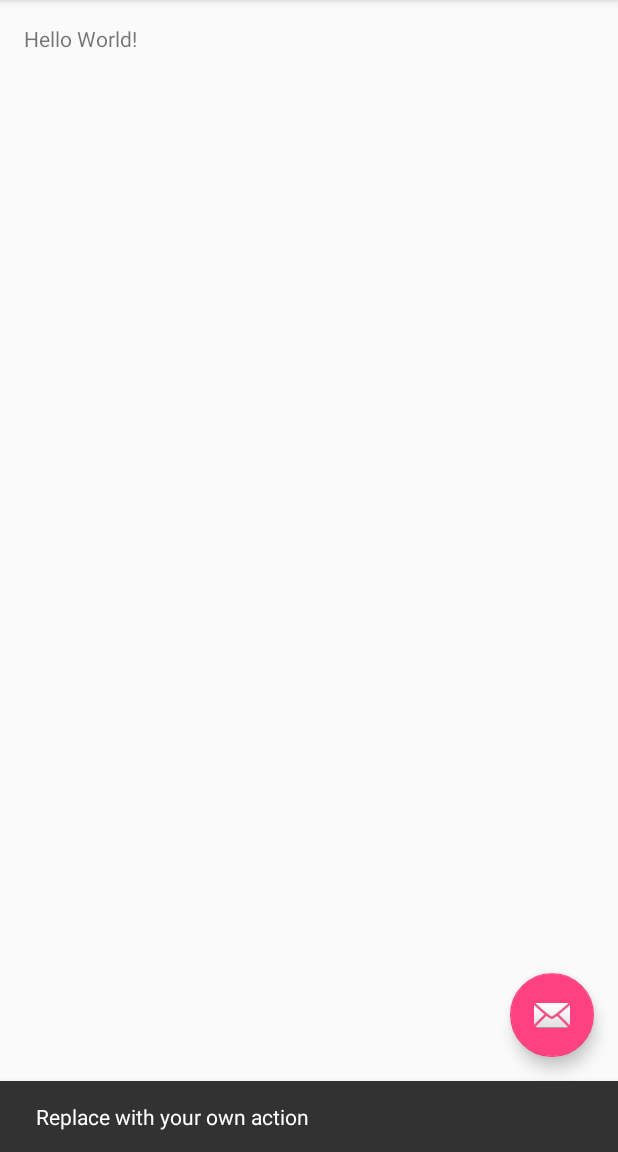
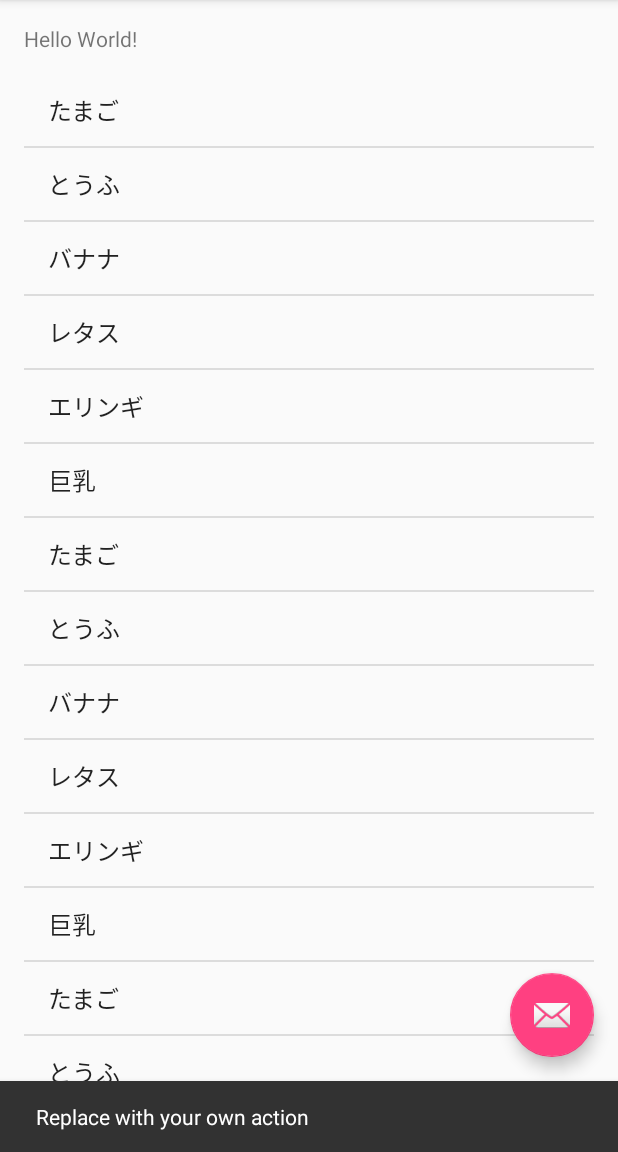
Before and after one commit to TeamNumazu/AGO01, an Android app: the screen it shows after launch (MainActivity), after a tap on an icon or button, on a phone screen of 412 x 824 dp, the part 84-1236 px from its top. Run offline under Robolectric (Android 15) with nearby library versions, the light colour scheme and no system bars.

Commit message:
add listview example

```diff
--- a/src/app/src/main/java/com/example/silve/ago01/MainActivity.java
+++ b/src/app/src/main/java/com/example/silve/ago01/MainActivity.java
@@ -12,14 +12,34 @@ import android.support.v7.app.AppCompatActivity;
 import android.support.v7.widget.Toolbar;
 import android.view.Menu;
 import android.view.MenuItem;
+import android.widget.ArrayAdapter;
+import android.widget.ListView;
 
 public class MainActivity extends AppCompatActivity
         implements NavigationView.OnNavigationItemSelectedListener {
+
+    ListView listView;
+
+    private static final String[] foods = {
+            "たまご", "とうふ", "バナナ", "レタス", "エリンギ", "巨乳",
+            "たまご", "とうふ", "バナナ", "レタス", "エリンギ", "巨乳",
+            "たまご", "とうふ", "バナナ", "レタス", "エリンギ", "巨乳",
+            "たまご", "とうふ", "バナナ", "レタス", "エリンギ", "巨乳",
+            "たまご", "とうふ", "バナナ", "レタス", "エリンギ", "巨乳",
+            "たまご", "とうふ", "バナナ", "レタス", "エリンギ", "巨乳",
+            "たまご", "とうふ", "バナナ", "レタス", "エリンギ", "巨乳",
+            "たまご", "とうふ", "バナナ", "レタス", "エリンギ", "巨乳",
+    };
 
     @Override
     protected void onCreate(Bundle savedInstanceState) {
         super.onCreate(savedInstanceState);
         setContentView(R.layout.activity_main);
+
+        listView = (ListView) findViewById(R.id.listView);
+        ArrayAdapter<String> arrayAdapter = new ArrayAdapter<String>(this, android.R.layout.simple_list_item_1, foods);
+        listView.setAdapter(arrayAdapter);
+
         Toolbar toolbar = (Toolbar) findViewById(R.id.toolbar);
         setSupportActionBar(toolbar);
 
--- a/src/app/src/main/res/layout/content_main.xml
+++ b/src/app/src/main/res/layout/content_main.xml
@@ -16,5 +16,16 @@
     <TextView
         android:layout_width="wrap_content"
         android:layout_height="wrap_content"
-        android:text="Hello World!" />
+        android:text="Hello World!"
+        android:id="@+id/textView2" />
+
+    <ListView
+        android:layout_width="match_parent"
+        android:layout_height="match_parent"
+        android:layout_below="@+id/textView2"
+        android:layout_alignParentLeft="true"
+        android:layout_alignParentStart="true"
+        android:layout_marginTop="14dp"
+        android:id="@+id/listView" />
+
 </RelativeLayout>
```
